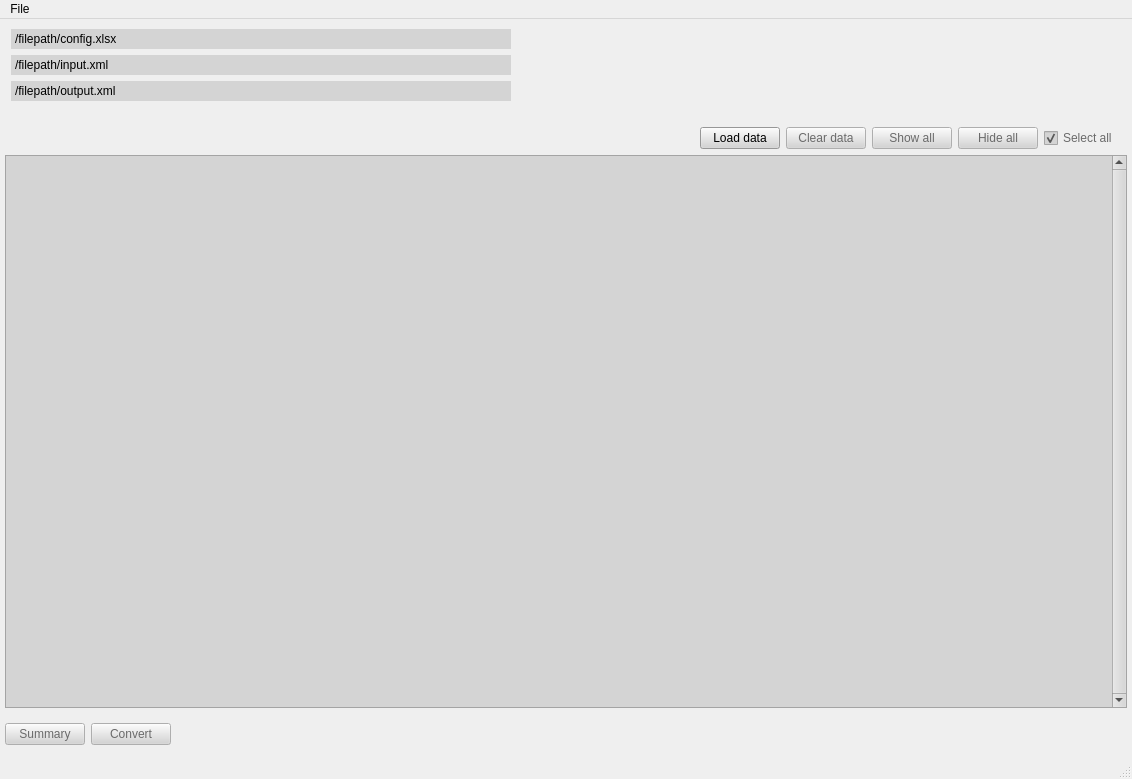
bubuding0809/XML-Converter, file components/UiMainWindow.ui: the form before one commit.
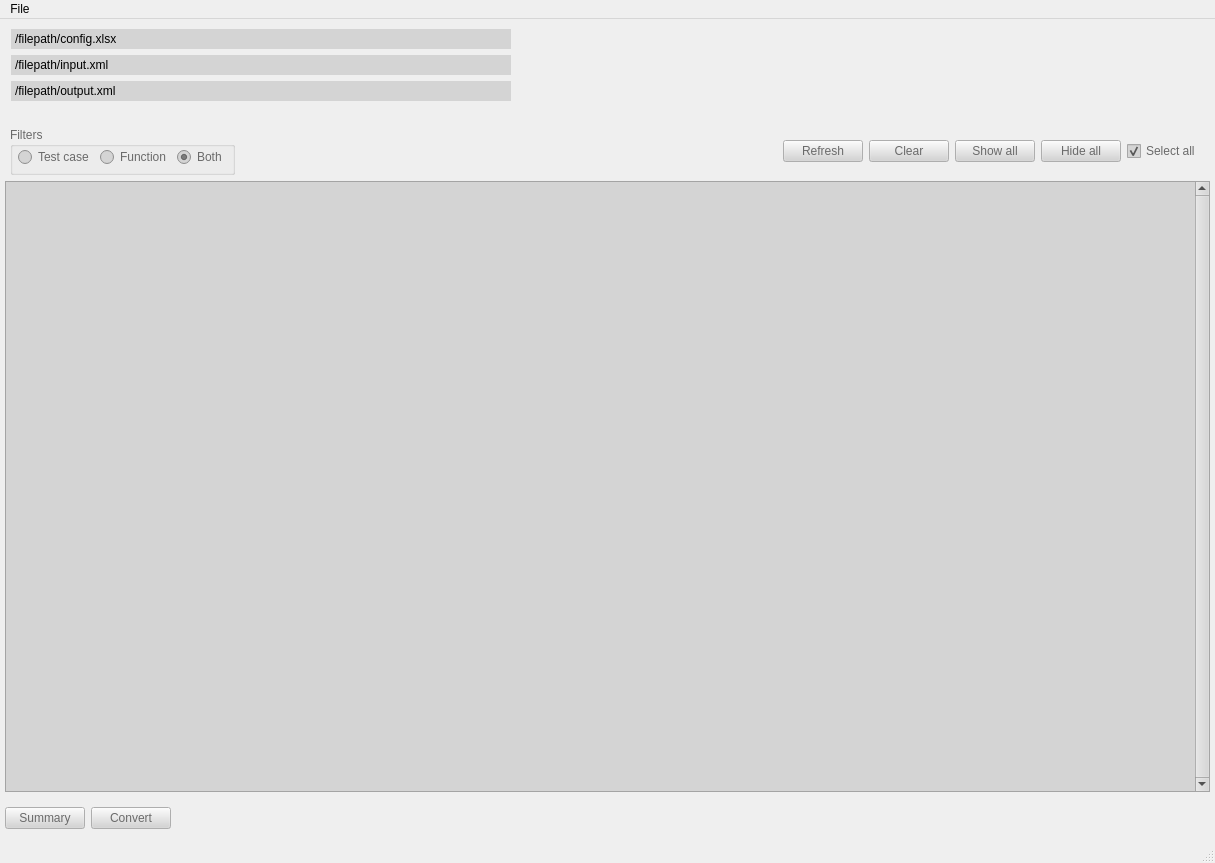
The form after the commit. Icons and pictures are not drawn.

Commit message: Implemented load data on file dialog close and filter feature

```diff
--- a/components/UiMainWindow.ui
+++ b/components/UiMainWindow.ui
@@ -6,8 +6,8 @@
    <rect>
     <x>0</x>
     <y>0</y>
-    <width>1132</width>
-    <height>779</height>
+    <width>1215</width>
+    <height>863</height>
    </rect>
   </property>
   <property name="windowTitle">
@@ -709,6 +709,54 @@
              <property name="bottomMargin">
               <number>0</number>
              </property>
+             <item>
+              <widget class="QGroupBox" name="scrollAreaFilterBox_widget">
+               <property name="enabled">
+                <bool>false</bool>
+               </property>
+               <property name="title">
+                <string>Filters</string>
+               </property>
+               <layout class="QHBoxLayout" name="horizontalLayout_6">
+                <property name="leftMargin">
+                 <number>5</number>
+                </property>
+                <property name="topMargin">
+                 <number>0</number>
+                </property>
+                <property name="rightMargin">
+                 <number>5</number>
+                </property>
+                <property name="bottomMargin">
+                 <number>5</number>
+                </property>
+                <item>
+                 <widget class="QRadioButton" name="filterTestcaseOnly_btn">
+                  <property name="text">
+                   <string>Test case</string>
+                  </property>
+                 </widget>
+                </item>
+                <item>
+                 <widget class="QRadioButton" name="filterFunctionOnly_btn">
+                  <property name="text">
+                   <string>Function</string>
+                  </property>
+                 </widget>
+                </item>
+                <item>
+                 <widget class="QRadioButton" name="filterBoth_btn">
+                  <property name="text">
+                   <string>Both</string>
+                  </property>
+                  <property name="checked">
+                   <bool>true</bool>
+                  </property>
+                 </widget>
+                </item>
+               </layout>
+              </widget>
+             </item>
              <item>
               <spacer name="horizontalSpacer_6">
                <property name="orientation">
@@ -736,6 +784,9 @@
              </property>
              <item>
               <widget class="QPushButton" name="xml_loadData_btn">
+               <property name="enabled">
+                <bool>false</bool>
+               </property>
                <property name="toolTip">
                 <string>Filter and load xml teststep data based on config</string>
                </property>
@@ -746,7 +797,7 @@
                 <string>Filter and load xml teststep data based on config</string>
                </property>
                <property name="text">
-                <string>Load data</string>
+                <string>Refresh</string>
                </property>
               </widget>
              </item>
@@ -765,7 +816,7 @@
                 <string>Clear data grid of and loaded xml teststeps</string>
                </property>
                <property name="text">
-                <string>Clear data</string>
+                <string>Clear</string>
                </property>
               </widget>
              </item>
@@ -869,8 +920,8 @@
            <rect>
             <x>0</x>
             <y>0</y>
-            <width>1099</width>
-            <height>522</height>
+            <width>1182</width>
+            <height>591</height>
            </rect>
           </property>
           <layout class="QVBoxLayout" name="verticalLayout_3">
@@ -957,7 +1008,7 @@
     <rect>
      <x>0</x>
      <y>0</y>
-     <width>1132</width>
+     <width>1215</width>
      <height>26</height>
     </rect>
    </property>
```
The commit also changes 6 other files.
